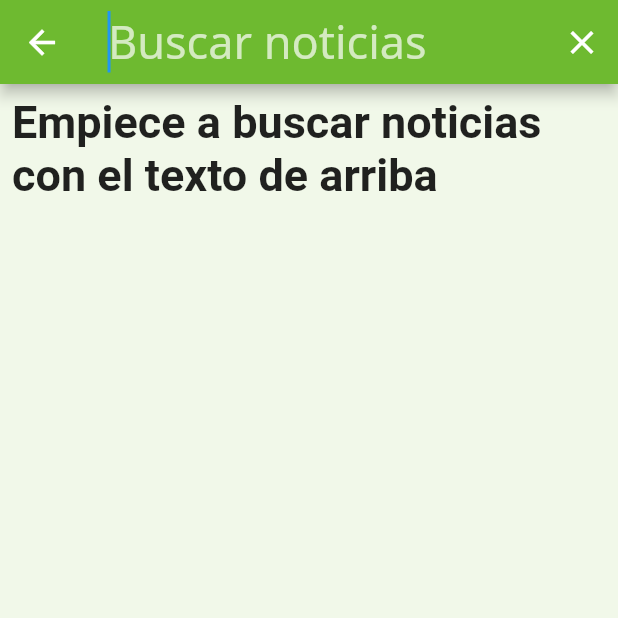
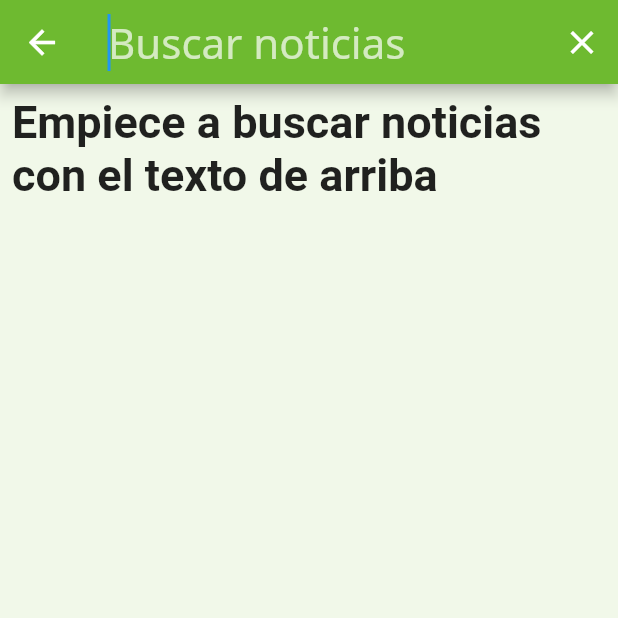
Before and after one commit to Cavitedev/el_digital_de_albacete, a Flutter app: the screen it shows after launch, after a tap on the "search" icon, on a phone screen of 412 x 824 dp, the top half of it. Run offline on Flutter 3.47's test engine with Material 2 defaults, Android fonts, the phone set to English and light mode, and no system bars; our stand-ins replace cached_network_image, chewie, dartz, equatable, flutter_spinkit, video_player and 1 more; network calls fail.

Commit message:
Updating and fixing bugs after resetting PC

```diff
--- a/lib/ExtraWidgets/NoMoreNewsFoundErrorPlaceholder.dart
+++ b/lib/ExtraWidgets/NoMoreNewsFoundErrorPlaceholder.dart
@@ -17,7 +17,7 @@ class NoMoreNewsFoundErrorPlaceholder extends StatelessWidget {
           leading: Icon(Icons.error, size: 32 * scale),
           title: Text(
             msg,
-            maxLines: 1,
+            maxLines: 5,
             overflow: TextOverflow.ellipsis,
             style: Theme.of(context).textTheme.title
           ),
--- a/lib/MainWidgets/NewsNavigation/NewsCards.dart
+++ b/lib/MainWidgets/NewsNavigation/NewsCards.dart
@@ -85,14 +85,14 @@ class NewsCardsState extends State<NewsCards> {
 
     @override
     Widget build(BuildContext context) {
-    print("building");
+ //   print("building");
 //      print("cards build ${spiderPage.url} last URL $_lastURL");
 
       int count = _news?.length?? 0 + (_loadedNews ? 0 : 1) +
           (error == null ? 0 : 1);
       return RefreshIndicator(
         onRefresh: () async {
-          print("refreshing");
+  //        print("refreshing");
           error = null;
           _news?.clear();
           await getNews();
--- a/lib/MainWidgets/NewsViewer/SingleNewsViewer.dart
+++ b/lib/MainWidgets/NewsViewer/SingleNewsViewer.dart
@@ -84,7 +84,7 @@ class _SingleNewsViewerState extends State<SingleNewsViewer> {
                 child: SizedBox(
                   child: Text(
                     _simpleNewsData.title,
-                    style: Theme.of(context).textTheme.headline,
+                    style: Theme.of(context).textTheme.headline ,
                   ),
                 ),
               ),
@@ -149,7 +149,7 @@ class SingleNewsDataBodyWidget extends StatelessWidget {
             } else if(_extraNewsData.newsContent[i] is UnorderedList){
               List<NewsData> elements =
               (_extraNewsData.newsContent[i] as UnorderedList).elements;
-              print(elements);
+   //           print(elements);
 
               return Column(
                 crossAxisAlignment: CrossAxisAlignment.start,
--- a/lib/Spider/Spider.dart
+++ b/lib/Spider/Spider.dart
@@ -7,9 +7,9 @@ abstract class Spider{
 
 
 
-  Future<dom.Document> accessURL(String _url) async {
+  Future<dom.Document> accessURL(String url) async {
     try {
-      http.Response response = await http.get(_url);
+      http.Response response = await http.get(Uri.parse(url));
       String body = utf8.decode(response.bodyBytes);
       dom.Document document = parser.parse(body);
       return document;
--- a/lib/core/network/http_getter.dart
+++ b/lib/core/network/http_getter.dart
@@ -26,10 +26,10 @@ class HttpGetterImpl implements HttpGetter{
     return _instance;
   }
 
-  Future<dom.Document> accessURL(String _url) async {
+  Future<dom.Document> accessURL(String url) async {
     http.Response response;
     try{
-      response = await client.get(_url);
+      response = await client.get(Uri.parse(url));
     } on SocketException{
       throw new NoInternetException("No hay Internet");
     }
@@ -38,7 +38,7 @@ class HttpGetterImpl implements HttpGetter{
       dom.Document document = parser.parse(body);
       return document;
     }else{
-      throw new HttpException("Página $_url no está disponible");
+      throw new HttpException("Página $url no está disponible");
     }
   }
 }
--- a/lib/main.dart
+++ b/lib/main.dart
@@ -23,7 +23,7 @@ class MyApp extends StatelessWidget {
           body1: TextStyle(fontSize: 20,),
           caption: TextStyle(fontSize: 10, color: Colors.black54, ),
           title: TextStyle(fontSize: 20, fontWeight: FontWeight.bold, ),
-          display1: TextStyle(fontSize: 30 , color: Colors.white, fontFamily: "NotoSans"),
+          display1: TextStyle(fontSize: 28 , color: Colors.white, fontFamily: "NotoSans"),
           subhead: TextStyle(fontSize: 24, fontWeight: FontWeight.bold, ),
           subtitle: TextStyle(fontSize: 16, fontWeight: FontWeight.bold, ),
           button: TextStyle(fontSize: 20, color: Colors.white, fontFamily: "NotoSans")
```
Also changed, not shown: lib/MainWidgets/NewsNavigation/NewsList.dart (+5 -5 lines), lib/Spider/SpiderSingleNews.dart (+4 -5 lines), pubspec.yaml (+12 -13 lines), pubspec.lock, 9 other files.
